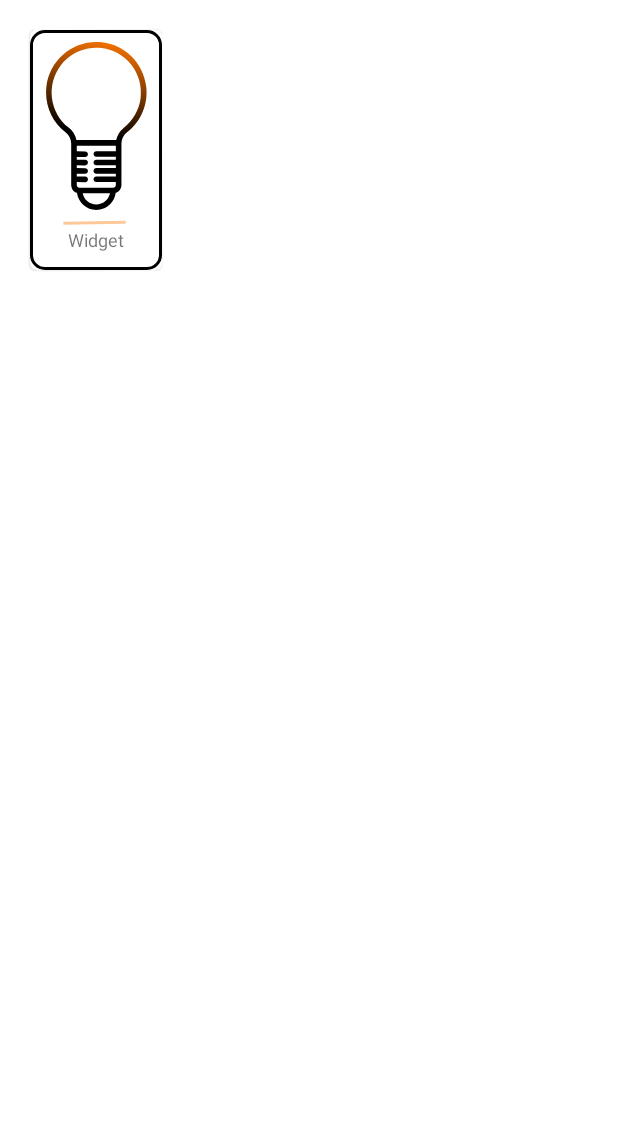
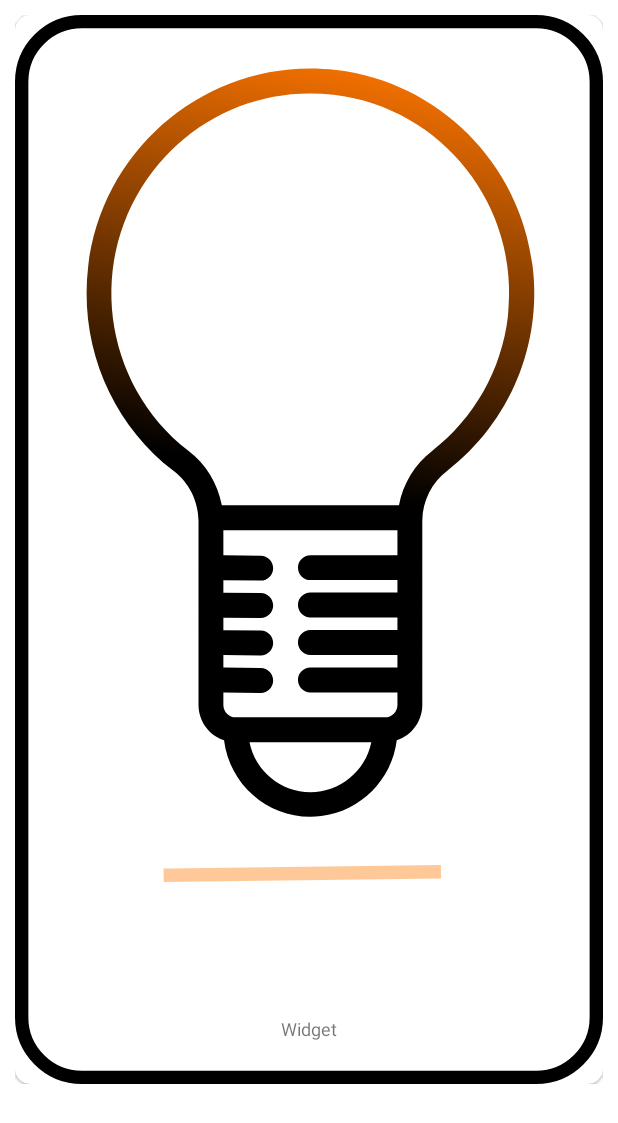
Before and after one commit to L-Villanueva/home_widget, an Android app: the layout device_item.xml on its own in the app's theme, with its tools: preview values and no code run, on a phone screen of 412 x 824 dp. Shown: the top 1123 px of the screen. Run offline under Robolectric (Android 15) with nearby library versions, the phone set to English and light mode, and no system bars.

Commit message:
fixed recycler layout margins

```diff
--- a/ProyectoNeoland/app/src/main/java/com/example/proyectoneoland/widget/NewAppWidget.kt
+++ b/ProyectoNeoland/app/src/main/java/com/example/proyectoneoland/widget/NewAppWidget.kt
@@ -81,14 +81,11 @@ class NewAppWidget : AppWidgetProvider() {
         super.onReceive(context, intent)
         if (CLICKED == intent?.action){
 
-            Toast.makeText(context, "funciona", Toast.LENGTH_LONG).show()
-
             if (context != null) {
                 CoroutineScope(IO).launch {
                     withContext(IO) {
                         val id = intent.getIntExtra(clave2, -1)
                         if (id != -1) {
-                            Log.d("aqui", "$id")
                             val device = App.getDatabase(context).devicesDao()
                                 .getById(id)
 
--- a/ProyectoNeoland/app/src/main/res/layout/device_item.xml
+++ b/ProyectoNeoland/app/src/main/res/layout/device_item.xml
@@ -7,19 +7,20 @@
     android:layout_height="wrap_content"
     android:layout_margin="10dp">
 
-<com.google.android.material.card.MaterialCardView
-    android:layout_width="wrap_content"
-    android:layout_height="wrap_content"
-    android:layout_margin="10dp">
+    <com.google.android.material.card.MaterialCardView
+        android:layout_width="match_parent"
+        android:layout_height="match_parent"
+        app:cardCornerRadius="10dp"
+        android:elevation="12dp">
 
     <androidx.constraintlayout.widget.ConstraintLayout
-        android:layout_width="wrap_content"
-        android:layout_height="wrap_content"
+        android:layout_width="match_parent"
+        android:layout_height="match_parent"
         android:layout_gravity="center">
 
         <com.google.android.material.imageview.ShapeableImageView
             android:id="@+id/imageMain"
-            android:layout_width="wrap_content"
+            android:layout_width="match_parent"
             android:layout_height="wrap_content"
             android:adjustViewBounds="true"
             android:scaleType="centerCrop"
@@ -45,8 +46,8 @@
 
         <com.google.android.material.textview.MaterialTextView
             android:id="@+id/nameMain"
-            android:layout_width="match_parent"
-            android:layout_height="match_parent"
+            android:layout_width="wrap_content"
+            android:layout_height="wrap_content"
             android:layout_marginHorizontal="5dp"
             android:layout_marginStart="4dp"
             android:layout_marginEnd="4dp"
@@ -67,7 +68,6 @@
     </androidx.constraintlayout.widget.ConstraintLayout>
 
 
+    </com.google.android.material.card.MaterialCardView>
 
-
-</com.google.android.material.card.MaterialCardView>
 </LinearLayout>
--- a/ProyectoNeoland/app/src/main/res/layout/widget_configure_activity.xml
+++ b/ProyectoNeoland/app/src/main/res/layout/widget_configure_activity.xml
@@ -11,8 +11,9 @@
         android:layout_width="match_parent"
         android:layout_height="wrap_content"
         android:gravity="center_horizontal"
-        android:text="Choose a device to add"
+        android:text="@string/choose_a_device_to_add"
         android:textSize="28sp"
+        android:layout_margin="12dp"
         app:layout_constraintEnd_toEndOf="parent"
         app:layout_constraintStart_toStartOf="parent"
         app:layout_constraintTop_toTopOf="parent" />
@@ -25,4 +26,5 @@
         app:layout_constraintEnd_toEndOf="parent"
         app:layout_constraintStart_toStartOf="parent"
         app:layout_constraintTop_toBottomOf="@id/textView" />
+
 </androidx.constraintlayout.widget.ConstraintLayout>
--- a/ProyectoNeoland/app/src/main/res/values/strings.xml
+++ b/ProyectoNeoland/app/src/main/res/values/strings.xml
@@ -20,4 +20,5 @@
     <string name="add_widget">Add widget</string>
     <string name="sign_in">Sign in</string>
     <string name="sign_in_with_google">Sign in with google</string>
+    <string name="choose_a_device_to_add">Choose a device to add</string>
 </resources>
```
